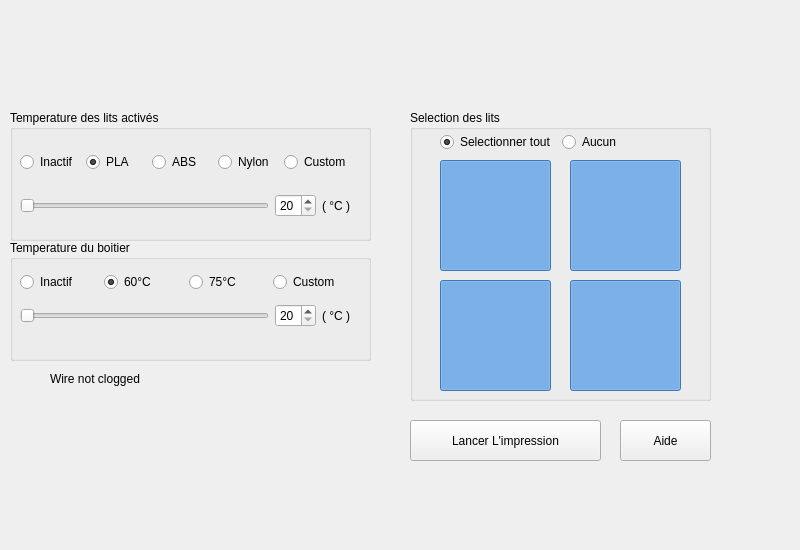
polybox3d/polybox, file src/PrinterPage.ui: the form before one commit.
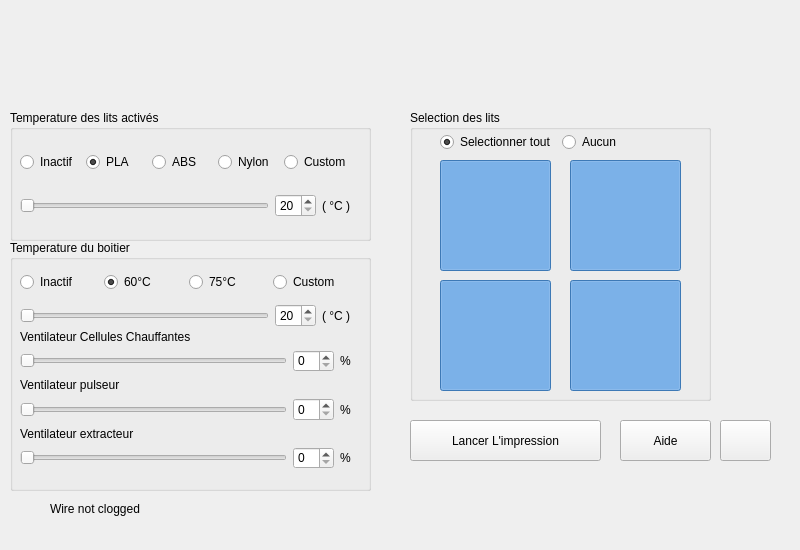
The form after the commit. Icons and pictures are not drawn. Custom widgets are drawn as their Qt base class.

Commit message: Add files and ressources. Handle InterATU MCode V2

```diff
--- a/src/PrinterPage.ui
+++ b/src/PrinterPage.ui
@@ -121,7 +121,7 @@
      <rect>
       <x>30</x>
       <y>20</y>
-      <width>195</width>
+      <width>204</width>
       <height>25</height>
      </rect>
     </property>
@@ -257,7 +257,7 @@
      <x>10</x>
      <y>240</y>
      <width>361</width>
-     <height>121</height>
+     <height>251</height>
     </rect>
    </property>
    <property name="title">
@@ -345,6 +345,102 @@
      </item>
     </layout>
    </widget>
+   <widget class="QWidget" name="layoutWidget">
+    <property name="geometry">
+     <rect>
+      <x>10</x>
+      <y>90</y>
+      <width>331</width>
+      <height>139</height>
+     </rect>
+    </property>
+    <layout class="QVBoxLayout" name="verticalLayout">
+     <item>
+      <widget class="QLabel" name="label_3">
+       <property name="text">
+        <string>Ventilateur Cellules Chauffantes </string>
+       </property>
+      </widget>
+     </item>
+     <item>
+      <layout class="QHBoxLayout" name="horizontalLayout_4">
+       <item>
+        <widget class="QSlider" name="fanPelletier">
+         <property name="orientation">
+          <enum>Qt::Horizontal</enum>
+         </property>
+        </widget>
+       </item>
+       <item>
+        <widget class="QSpinBox" name="pelletierSpin"/>
+       </item>
+       <item>
+        <widget class="QLabel" name="label_8">
+         <property name="text">
+          <string>%</string>
+         </property>
+        </widget>
+       </item>
+      </layout>
+     </item>
+     <item>
+      <widget class="QLabel" name="label_4">
+       <property name="text">
+        <string>Ventilateur pulseur</string>
+       </property>
+      </widget>
+     </item>
+     <item>
+      <layout class="QHBoxLayout" name="horizontalLayout_5">
+       <item>
+        <widget class="QSlider" name="fanPulsor">
+         <property name="orientation">
+          <enum>Qt::Horizontal</enum>
+         </property>
+        </widget>
+       </item>
+       <item>
+        <widget class="QSpinBox" name="pulsorSpin"/>
+       </item>
+       <item>
+        <widget class="QLabel" name="label_6">
+         <property name="text">
+          <string>%</string>
+         </property>
+        </widget>
+       </item>
+      </layout>
+     </item>
+     <item>
+      <widget class="QLabel" name="label_5">
+       <property name="text">
+        <string>Ventilateur extracteur</string>
+       </property>
+      </widget>
+     </item>
+     <item>
+      <layout class="QHBoxLayout" name="horizontalLayout_6">
+       <item>
+        <widget class="QSlider" name="fanExtractor">
+         <property name="orientation">
+          <enum>Qt::Horizontal</enum>
+         </property>
+        </widget>
+       </item>
+       <item>
+        <widget class="QSpinBox" name="extractorSpin"/>
+       </item>
+       <item>
+        <widget class="QLabel" name="label_7">
+         <property name="text">
+          <string>%</string>
+         </property>
+        </widget>
+       </item>
+      </layout>
+     </item>
+    </layout>
+   </widget>
   </widget>
   <widget class="QPushButton" name="pushButton">
    <property name="geometry">
@@ -383,9 +479,9 @@
   <widget class="PrinterSmallUI" name="tempWidget" native="true">
    <property name="geometry">
     <rect>
-     <x>40</x>
+     <x>10</x>
      <y>30</y>
-     <width>221</width>
+     <width>361</width>
      <height>60</height>
     </rect>
    </property>
@@ -394,7 +490,7 @@
    <property name="geometry">
     <rect>
      <x>20</x>
-     <y>370</y>
+     <y>500</y>
      <width>18</width>
      <height>18</height>
     </rect>
@@ -413,8 +509,8 @@
    <property name="geometry">
     <rect>
      <x>50</x>
-     <y>370</y>
-     <width>101</width>
+     <y>500</y>
+     <width>111</width>
      <height>17</height>
     </rect>
    </property>
@@ -422,19 +518,42 @@
     <string>Wire not clogged</string>
    </property>
   </widget>
+  <widget class="QPushButton" name="interPrinter">
+   <property name="geometry">
+    <rect>
+     <x>720</x>
+     <y>420</y>
+     <width>51</width>
+     <height>41</height>
+    </rect>
+   </property>
+   <property name="text">
+    <string/>
+   </property>
+   <property name="icon">
+    <iconset resource="ressources.qrc">
+     <normaloff>:/img/img/onoff.png</normaloff>:/img/img/onoff.png</iconset>
+   </property>
+   <property name="iconSize">
+    <size>
+     <width>30</width>
+     <height>30</height>
+    </size>
+   </property>
+  </widget>
  </widget>
  <customwidgets>
+  <customwidget>
+   <class>Led</class>
+   <extends>QLabel</extends>
+   <header>Led.h</header>
+  </customwidget>
   <customwidget>
    <class>PrinterSmallUI</class>
    <extends>QWidget</extends>
    <header>PrinterSmallUI.h</header>
    <container>1</container>
   </customwidget>
-  <customwidget>
-   <class>Led</class>
-   <extends>QLabel</extends>
-   <header>Led.h</header>
-  </customwidget>
  </customwidgets>
  <resources>
   <include location="ressources.qrc"/>
```
Left out of the diff: 2 changed lines with no effect on the pictures. The commit also changes 21 other files.
